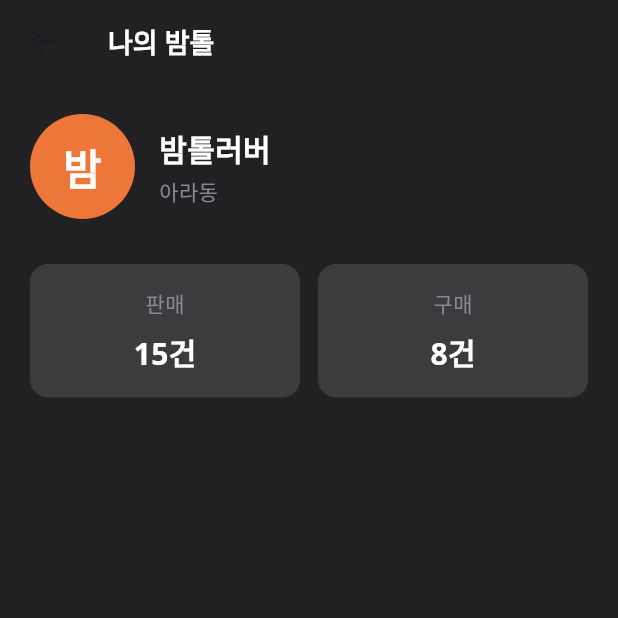
After one commit to thswjdguq/bamtol_market_son, a Flutter app: the MyPage screen opened directly, on a phone screen of 412 x 824 dp, the top half of it. The commit adds this screen. Run offline on Flutter 3.47's test engine with Material 3 defaults, Android fonts, the phone set to English and light mode, and no system bars; our stand-ins replace firebase_core, flutter_map, flutter_svg, get, google_fonts, image_picker and 2 more; accounts and stored records are empty.

Commit message:
update project

```diff
--- /dev/null
+++ b/lib/src/chat/controller/chat_controller.dart
@@ -0,0 +1,25 @@
+import 'package:get/get.dart';
+import '../model/chat_room_model.dart';
+import '../repository/chat_repository.dart';
+
+class ChatController extends GetxController {
+  final ChatRepository _repository = ChatRepository();
+  RxList<ChatRoomModel> chatRooms = RxList<ChatRoomModel>();
+  RxBool isLoading = RxBool(false);
+
+  @override
+  void onInit() {
+    super.onInit();
+    loadChatRooms();
+  }
+
+  Future<void> loadChatRooms() async {
+    isLoading(true);
+    try {
+      final loaded = await _repository.getChatRooms();
+      chatRooms.assignAll(loaded);
+    } finally {
+      isLoading(false);
+    }
+  }
+}
--- /dev/null
+++ b/lib/src/chat/model/chat_room_model.dart
@@ -0,0 +1,15 @@
+class ChatRoomModel {
+  final String id;
+  final String partnerName;
+  final String lastMessage;
+  final DateTime lastMessageTime;
+  final int unreadCount;
+
+  ChatRoomModel({
+    required this.id,
+    required this.partnerName,
+    required this.lastMessage,
+    required this.lastMessageTime,
+    this.unreadCount = 0,
+  });
+}
--- /dev/null
+++ b/lib/src/chat/repository/chat_repository.dart
@@ -0,0 +1,24 @@
+import '../model/chat_room_model.dart';
+
+class ChatRepository {
+  final List<ChatRoomModel> _rooms = [
+    ChatRoomModel(
+      id: '1',
+      partnerName: '김제주',
+      lastMessage: '네 내일 가능합니다',
+      lastMessageTime: DateTime.now().subtract(const Duration(minutes: 5)),
+      unreadCount: 2,
+    ),
+    ChatRoomModel(
+      id: '2',
+      partnerName: '이한라',
+      lastMessage: '가격 깎아주세요',
+      lastMessageTime: DateTime.now().subtract(const Duration(hours: 1)),
+    ),
+  ];
+
+  Future<List<ChatRoomModel>> getChatRooms() async {
+    await Future.delayed(const Duration(milliseconds: 200));
+    return List.from(_rooms);
+  }
+}
--- /dev/null
+++ b/lib/src/community/controller/community_controller.dart
@@ -0,0 +1,36 @@
+import 'package:get/get.dart';
+import '../model/community_post_model.dart';
+import '../repository/community_repository.dart';
+
+class CommunityController extends GetxController {
+  final CommunityRepository _repository = CommunityRepository();
+  RxList<CommunityPostModel> posts = RxList<CommunityPostModel>();
+  RxBool isLoading = RxBool(false);
+  RxString selectedCategory = RxString('전체');
+  final List<String> categories = ['전체', '질문', '일상', '분실/실종', '맛집'];
+
+  @override
+  void onInit() {
+    super.onInit();
+    loadPosts();
+  }
+
+  Future<void> loadPosts() async {
+    isLoading(true);
+    try {
+      final loaded = await _repository.getPosts(
+        category: selectedCategory.value == '전체'
+            ? null
+            : selectedCategory.value,
+      );
+      posts.assignAll(loaded);
+    } finally {
+      isLoading(false);
+    }
+  }
+
+  void changeCategory(String category) {
+    selectedCategory.value = category;
+    loadPosts();
+  }
+}
--- /dev/null
+++ b/lib/src/community/model/community_post_model.dart
@@ -0,0 +1,23 @@
+class CommunityPostModel {
+  final String id;
+  final String title;
+  final String content;
+  final String category;
+  final String authorName;
+  final String authorLocation;
+  final DateTime createdAt;
+  final int commentCount;
+  final int likeCount;
+
+  CommunityPostModel({
+    required this.id,
+    required this.title,
+    required this.content,
+    required this.category,
+    required this.authorName,
+    required this.authorLocation,
+    required this.createdAt,
+    this.commentCount = 0,
+    this.likeCount = 0,
+  });
+}
--- /dev/null
+++ b/lib/src/mypage/controller/mypage_controller.dart
@@ -0,0 +1,25 @@
+import 'package:get/get.dart';
+import '../model/user_profile_model.dart';
+import '../repository/mypage_repository.dart';
+
+class MyPageController extends GetxController {
+  final MyPageRepository _repository = MyPageRepository();
+  Rx<UserProfileModel?> profile = Rx<UserProfileModel?>(null);
+  RxBool isLoading = RxBool(false);
+
+  @override
+  void onInit() {
+    super.onInit();
+    loadProfile();
+  }
+
+  Future<void> loadProfile() async {
+    isLoading(true);
+    try {
+      final loaded = await _repository.getUserProfile();
+      profile.value = loaded;
+    } finally {
+      isLoading(false);
+    }
+  }
+}
--- /dev/null
+++ b/lib/src/mypage/model/user_profile_model.dart
@@ -0,0 +1,15 @@
+class UserProfileModel {
+  final String id;
+  final String name;
+  final String location;
+  final int sellCount;
+  final int buyCount;
+
+  UserProfileModel({
+    required this.id,
+    required this.name,
+    required this.location,
+    this.sellCount = 0,
+    this.buyCount = 0,
+  });
+}
--- /dev/null
+++ b/lib/src/mypage/page/mypage.dart
@@ -0,0 +1,142 @@
+import 'package:flutter/material.dart';
+import 'package:get/get.dart';
+import '../../common/components/app_font.dart';
+import '../controller/mypage_controller.dart';
+
+class MyPage extends StatelessWidget {
+  const MyPage({super.key});
+
+  @override
+  Widget build(BuildContext context) {
+    final controller = Get.find<MyPageController>();
+
+    return Scaffold(
+      backgroundColor: const Color(0xff212123),
+      appBar: AppBar(
+        title: const AppFont(
+          '나의 밤톨',
+          color: Colors.white,
+          size: 18,
+          fontWeight: FontWeight.bold,
+        ),
+        backgroundColor: const Color(0xff212123),
+      ),
+      body: Obx(() {
+        if (controller.isLoading.value) {
+          return const Center(
+            child: CircularProgressIndicator(color: Color(0xffED7738)),
+          );
+        }
+        final user = controller.profile.value;
+        if (user == null) {
+          return const Center(
+            child: AppFont(
+              '프로필을 불러올 수 없습니다',
+              color: Color(0xff878B93),
+              size: 16,
+            ),
+          );
+        }
+        return SingleChildScrollView(
+          padding: const EdgeInsets.all(20),
+          child: Column(
+            children: [
+              // 프로필
+              Row(
+                children: [
+                  CircleAvatar(
+                    radius: 35,
+                    backgroundColor: const Color(0xffED7738),
+                    child: AppFont(
+                      user.name[0],
+                      color: Colors.white,
+                      size: 28,
+                      fontWeight: FontWeight.bold,
+                    ),
+                  ),
+                  const SizedBox(width: 16),
+                  Expanded(
+                    child: Column(
+                      crossAxisAlignment: CrossAxisAlignment.start,
+                      children: [
+                        AppFont(
+                          user.name,
+                          color: Colors.white,
+                          size: 20,
+                          fontWeight: FontWeight.bold,
+                        ),
+                        const SizedBox(height: 4),
+                        AppFont(
+                          user.location,
+                          color: const Color(0xff878B93),
+                          size: 14,
+                        ),
+                      ],
+                    ),
+                  ),
+                ],
+              ),
+              const SizedBox(height: 30),
+              // 거래 통계
+              Row(
+                children: [
+                  Expanded(
+                    child: Container(
+                      padding: const EdgeInsets.all(16),
+                      decoration: BoxDecoration(
+                        color: const Color(0xff3C3C3E),
+                        borderRadius: BorderRadius.circular(12),
+                      ),
+                      child: Column(
+                        children: [
+                          const AppFont(
+                            '판매',
+                            color: Color(0xff878B93),
+                            size: 14,
+                          ),
+                          const SizedBox(height: 8),
+                          AppFont(
+                            '${user.sellCount}건',
+                            color: Colors.white,
+                            size: 20,
+                            fontWeight: FontWeight.bold,
+                          ),
+                        ],
+                      ),
+                    ),
+                  ),
+                  const SizedBox(width: 12),
+                  Expanded(
+                    child: Container(
+                      padding: const EdgeInsets.all(16),
+                      decoration: BoxDecoration(
+                        color: const Color(0xff3C3C3E),
+                        borderRadius: BorderRadius.circular(12),
+                      ),
+                      child: Column(
+                        children: [
+                          const AppFont(
+                            '구매',
+                            color: Color(0xff878B93),
+                            size: 14,
+                          ),
+                          const SizedBox(height: 8),
+                          AppFont(
+                            '${user.buyCount}건',
+                            color: Colors.white,
+                            size: 20,
+                            fontWeight: FontWeight.bold,
+                          ),
+                        ],
+                      ),
+                    ),
+                  ),
+                ],
+              ),
+            ],
+          ),
+        );
+      }),
+    );
+  }
+}
--- /dev/null
+++ b/lib/src/mypage/repository/mypage_repository.dart
@@ -0,0 +1,16 @@
+import '../model/user_profile_model.dart';
+
+class MyPageRepository {
+  final UserProfileModel _user = UserProfileModel(
+    id: 'user_1',
+    name: '밤톨러버',
+    location: '아라동',
+    sellCount: 15,
+    buyCount: 8,
+  );
+
+  Future<UserProfileModel> getUserProfile() async {
+    await Future.delayed(const Duration(milliseconds: 200));
+    return _user;
+  }
+}
--- /dev/null
+++ b/lib/src/nearme/controller/nearme_controller.dart
@@ -0,0 +1,25 @@
+import 'package:get/get.dart';
+import '../model/place_model.dart';
+import '../repository/place_repository.dart';
+
+class NearMeController extends GetxController {
+  final PlaceRepository _repository = PlaceRepository();
+  RxList<PlaceModel> places = RxList<PlaceModel>();
+  RxBool isLoading = RxBool(false);
+
+  @override
+  void onInit() {
+    super.onInit();
+    loadPlaces();
+  }
+
+  Future<void> loadPlaces() async {
+    isLoading(true);
+    try {
+      final loaded = await _repository.getPlaces();
+      places.assignAll(loaded);
+    } finally {
+      isLoading(false);
+    }
+  }
+}
--- /dev/null
+++ b/lib/src/nearme/model/place_model.dart
@@ -0,0 +1,15 @@
+class PlaceModel {
+  final String id;
+  final String name;
+  final String category;
+  final String address;
+  final double distance;
+
+  PlaceModel({
+    required this.id,
+    required this.name,
+    required this.category,
+    required this.address,
+    required this.distance,
+  });
+}
--- /dev/null
+++ b/lib/src/nearme/repository/place_repository.dart
@@ -0,0 +1,33 @@
+import '../model/place_model.dart';
+
+class PlaceRepository {
+  final List<PlaceModel> _places = [
+    PlaceModel(
+      id: '1',
+      name: '제주 고기국수',
+      category: '맛집',
+      address: '아라동 123',
+      distance: 0.3,
+    ),
+    PlaceModel(
+      id: '2',
+      name: '카페 오션뷰',
+      category: '카페',
+      address: '연동 45',
+      distance: 0.5,
+    ),
+    PlaceModel(
+      id: '3',
+      name: '밝은 내과',
+      category: '병원',
+      address: '노형동 67',
+      distance: 0.8,
+    ),
+  ];
+
+  Future<List<PlaceModel>> getPlaces({String? category}) async {
+    await Future.delayed(const Duration(milliseconds: 300));
+    if (category == null || category == '전체') return List.from(_places);
+    return _places.where((p) => p.category == category).toList();
+  }
+}
```
Also changed, not shown: lib/main.dart (+8 -1 lines), lib/src/chat/page/chat_page.dart (added, +84 -0 lines), lib/src/community/page/community_page.dart (added, +76 -0 lines), lib/src/community/repository/community_repository.dart (added, +50 -0 lines), lib/src/nearme/page/nearme_page.dart (added, +67 -0 lines), lib/src/root.dart (+8 -5 lines).
